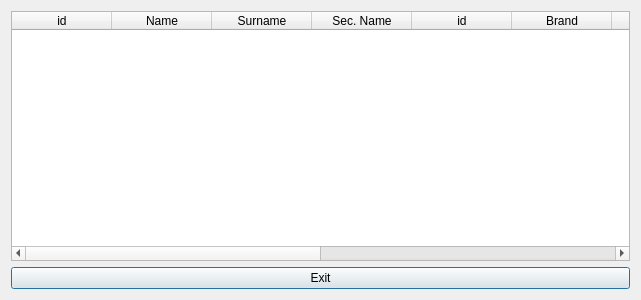
This is dialog_sql.ui in LorenceUfa/autoservice as Qt 5 draws it before an edit. The edited form follows.
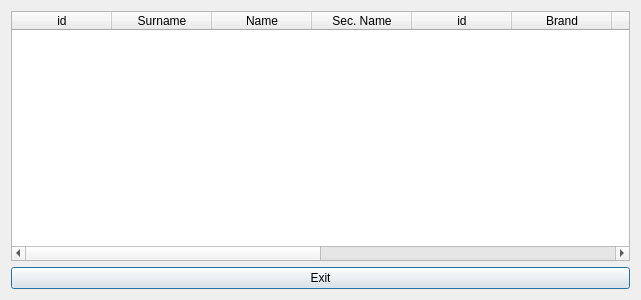
This is the edited form.

Commit message: Get data from SQL database

Patch:
```diff
--- a/dialog_sql.ui
+++ b/dialog_sql.ui
@@ -23,12 +23,12 @@
      </column>
      <column>
       <property name="text">
-       <string>Name</string>
+       <string>Surname</string>
       </property>
      </column>
      <column>
       <property name="text">
-       <string>Surname</string>
+       <string>Name</string>
       </property>
      </column>
      <column>
```
The commit also changes 2 other files.
